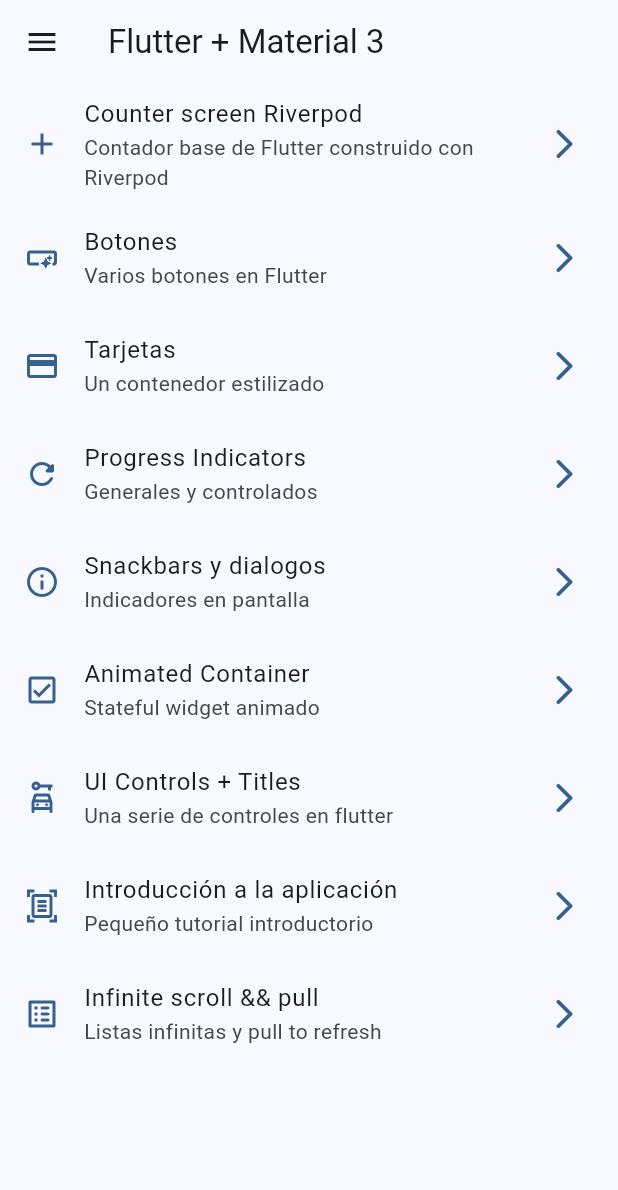
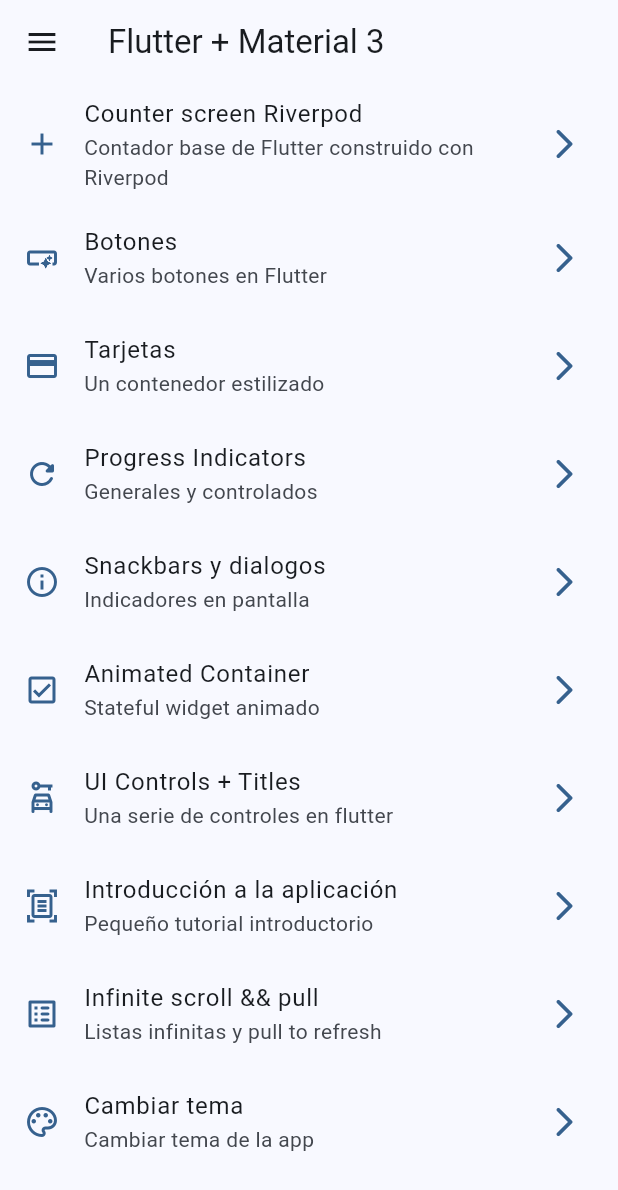
Before and after one commit to luis-bzk/widgets-app, a Flutter app: the screen it shows after launch, on a phone screen of 412 x 824 dp. Shown: the top 1190 px of the screen. Run offline on Flutter 3.47's test engine with Material 2 defaults, Android fonts, the phone set to English and light mode, and no system bars; our stand-ins replace animate_do, flutter_riverpod, go_router.

Commit message:
app theme

```diff
--- a/lib/config/menu/menu_items.dart
+++ b/lib/config/menu/menu_items.dart
@@ -59,4 +59,9 @@ const appMenuItems = <MenuItem>[
       subTitle: 'Listas infinitas y pull to refresh',
       link: '/infinite',
       icon: Icons.list_alt_rounded),
+  MenuItem(
+      title: 'Cambiar tema',
+      subTitle: 'Cambiar tema de la app',
+      link: '/theme-changer',
+      icon: Icons.color_lens_outlined)
 ];
--- a/lib/config/router/app_router.dart
+++ b/lib/config/router/app_router.dart
@@ -55,5 +55,9 @@ final appRouter = GoRouter(
       name: CounterScreen.name,
       builder: (context, state) => const CounterScreen(),
     ),
+    GoRoute(
+        path: '/theme-changer',
+        name: ThemeChangerScreen.name,
+        builder: (context, state) => const ThemeChangerScreen())
   ],
 );
--- a/lib/config/theme/app_theme.dart
+++ b/lib/config/theme/app_theme.dart
@@ -12,24 +12,18 @@ const colorList = <Color>[
   Colors.pinkAccent,
 ];
 
+class AppTheme {
+  final int selectedColor;
+  final bool isDarkMode;
 
-
-class AppTheme {
-
-  final int selectedColor;
-
-  AppTheme({
-    this.selectedColor = 0
-  }): assert( selectedColor >= 0, 'Selected color must be greater then 0' ),
-      assert( selectedColor < colorList.length,
-        'Selected color must be less or equal than ${ colorList.length - 1 }');
+  AppTheme({this.selectedColor = 0, this.isDarkMode = false})
+      : assert(selectedColor >= 0, 'Selected color must be greater then 0'),
+        assert(selectedColor < colorList.length,
+            'Selected color must be less or equal than ${colorList.length - 1}');
 
   ThemeData getTheme() => ThemeData(
-    useMaterial3: true,
-    colorSchemeSeed: colorList[ selectedColor ],
-    appBarTheme: const AppBarTheme(
-      centerTitle: false
-    )
-  );
-
+      useMaterial3: true,
+      brightness: isDarkMode ? Brightness.dark : Brightness.light,
+      colorSchemeSeed: colorList[selectedColor],
+      appBarTheme: const AppBarTheme(centerTitle: false));
 }
--- a/lib/main.dart
+++ b/lib/main.dart
@@ -2,6 +2,7 @@ import 'package:flutter/material.dart';
 import 'package:flutter_riverpod/flutter_riverpod.dart';
 import 'package:widgets_app/config/router/app_router.dart';
 import 'package:widgets_app/config/theme/app_theme.dart';
+import 'package:widgets_app/presentation/providers/providers.dart';
 
 void main() {
   runApp(const ProviderScope(
@@ -9,17 +10,21 @@ void main() {
   ));
 }
 
-class MyApp extends StatelessWidget {
+class MyApp extends ConsumerWidget {
   const MyApp({super.key});
 
   // This widget is the root of your application.
   @override
-  Widget build(BuildContext context) {
+  Widget build(BuildContext context, ref) {
+    final bool isDarkMode = ref.watch(darkModeProvider);
+    final int selectedColorTheme = ref.watch(selectedIndexColorProvider);
+
     return MaterialApp.router(
       title: "Flutter Widgets App",
       routerConfig: appRouter,
       debugShowCheckedModeBanner: false,
-      theme: AppTheme(selectedColor: 0).getTheme(),
+      theme: AppTheme(selectedColor: selectedColorTheme, isDarkMode: isDarkMode)
+          .getTheme(),
     );
   }
 }
--- a/lib/presentation/providers/theme_provider.dart
+++ b/lib/presentation/providers/theme_provider.dart
@@ -1,4 +1,9 @@
 import 'package:flutter_riverpod/flutter_riverpod.dart';
+import 'package:widgets_app/config/theme/app_theme.dart';
 
 final StateProvider<bool> darkModeProvider =
     StateProvider<bool>((ref) => false);
+
+final colorListProvider = Provider((ref) => colorList);
+
+final selectedIndexColorProvider = StateProvider((ref) => 0);
--- a/lib/presentation/screens/counter/counter_screen.dart
+++ b/lib/presentation/screens/counter/counter_screen.dart
@@ -3,7 +3,7 @@ import 'package:flutter_riverpod/flutter_riverpod.dart';
 import 'package:widgets_app/presentation/providers/providers.dart';
 
 class CounterScreen extends ConsumerWidget {
-  static const name = 'Counter Screen';
+  static const name = 'counter_screen';
   const CounterScreen({super.key});
 
   @override
@@ -34,6 +34,7 @@ class CounterScreen extends ConsumerWidget {
           mainAxisAlignment: MainAxisAlignment.end,
           children: [
             FloatingActionButton(
+              heroTag: "btn1",
               onPressed: () {
                 ref.read(counterProvider.notifier).state++;
               },
@@ -43,6 +44,7 @@ class CounterScreen extends ConsumerWidget {
               height: 16,
             ),
             FloatingActionButton(
+              heroTag: "btn2",
               onPressed: () {
                 if (clickCounter == 0) return;
 
@@ -54,6 +56,7 @@ class CounterScreen extends ConsumerWidget {
               height: 16,
             ),
             FloatingActionButton(
+              heroTag: "btn3",
               onPressed: () {
                 ref.read(counterProvider.notifier).state = 0;
               },
--- a/lib/presentation/screens/screens.dart
+++ b/lib/presentation/screens/screens.dart
@@ -8,3 +8,4 @@ export 'package:widgets_app/presentation/screens/progress/progress_screen.dart';
 export 'package:widgets_app/presentation/screens/snackbar/snackbar_screen.dart';
 export 'package:widgets_app/presentation/screens/ui_controls/ui_controls_screen.dart';
 export 'package:widgets_app/presentation/screens/counter/counter_screen.dart';
+export 'package:widgets_app/presentation/screens/theme_change/theme_changer_screen.dart';
```
Also changed, not shown: lib/presentation/screens/theme_change/theme_changer_screen.dart (added, +59 -0 lines).
